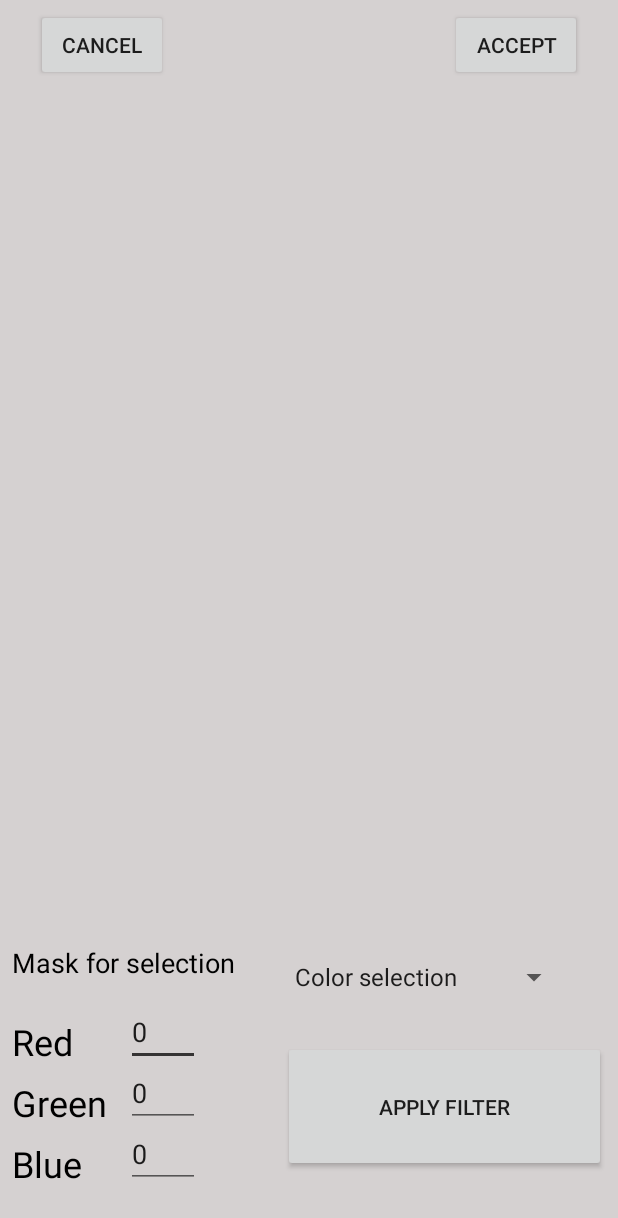
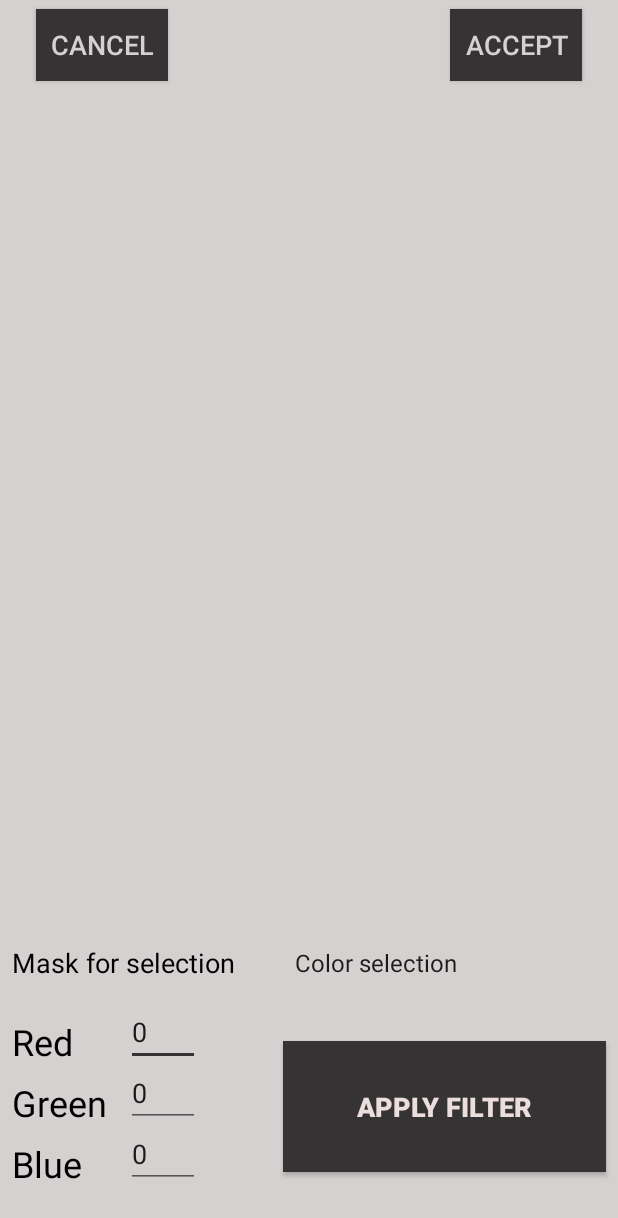
Before and after one commit to Slava0505/PAIN, an Android app: the FilterActivity screen opened directly, with no data from a screen before it, on a phone screen of 412 x 824 dp. Shown: the top 1218 px of the screen. Run offline under Robolectric (Android 15) with nearby library versions, the phone set to English and light mode, and no system bars.

Commit message:
design for filter

```diff
--- a/app/src/main/res/layout/activity_filter.xml
+++ b/app/src/main/res/layout/activity_filter.xml
@@ -28,7 +28,8 @@
             android:id="@+id/Filt_button_accept" android:layout_marginTop="8dp"
             app:layout_constraintTop_toTopOf="parent" app:layout_constraintEnd_toEndOf="parent"
             android:layout_marginEnd="24dp" android:layout_marginBottom="8dp"
-            app:layout_constraintBottom_toTopOf="@+id/guideline5"/>
+            app:layout_constraintBottom_toTopOf="@+id/guideline5" android:background="@color/colorAccent"
+            android:textSize="18sp" android:textColor="@color/colorBackground"/>
     <Button
             android:text="@string/cancel"
             android:layout_width="wrap_content"
@@ -36,7 +37,8 @@
             android:id="@+id/Filt_button_cancel" android:layout_marginBottom="8dp"
             app:layout_constraintBottom_toTopOf="@+id/guideline5" android:layout_marginTop="8dp"
             app:layout_constraintTop_toTopOf="parent" app:layout_constraintStart_toStartOf="parent"
-            android:layout_marginStart="24dp"/>
+            android:layout_marginStart="24dp" android:background="@color/colorAccent"
+            android:textColor="@color/colorBackground" android:textSize="18sp"/>
     <TextView
             android:text="@string/red"
             android:layout_width="wrap_content"
@@ -80,7 +82,9 @@
             android:id="@+id/filterselect"
             android:entries="@array/filters"
             app:layout_constraintTop_toTopOf="@+id/MaskText" app:layout_constraintStart_toEndOf="@+id/MaskText"
-            android:layout_marginStart="8dp" app:layout_constraintEnd_toEndOf="parent" android:layout_marginEnd="8dp"/>
+            android:layout_marginStart="8dp" app:layout_constraintEnd_toEndOf="parent" android:layout_marginEnd="8dp"
+            app:layout_constraintBottom_toBottomOf="@+id/MaskText" android:background="@color/colorBackground"
+            style="@style/Widget.AppCompat.Spinner"/>
     <Button
             android:text="@string/apply_filter"
             android:layout_width="215dp"
@@ -89,7 +93,8 @@
             android:layout_marginTop="20dp" app:layout_constraintTop_toTopOf="@+id/text_red"
             app:layout_constraintEnd_toEndOf="parent"
             android:layout_marginEnd="8dp" android:layout_marginBottom="8dp"
-            app:layout_constraintBottom_toBottomOf="@+id/text_blue"/>
+            app:layout_constraintBottom_toBottomOf="@+id/text_blue" android:background="@color/colorAccent"
+            android:textColor="@color/colorBackground1" android:textStyle="bold" android:textSize="18sp"/>
     <ProgressBar
             style="?android:attr/progressBarStyleHorizontal"
             android:layout_width="0dp"
```
